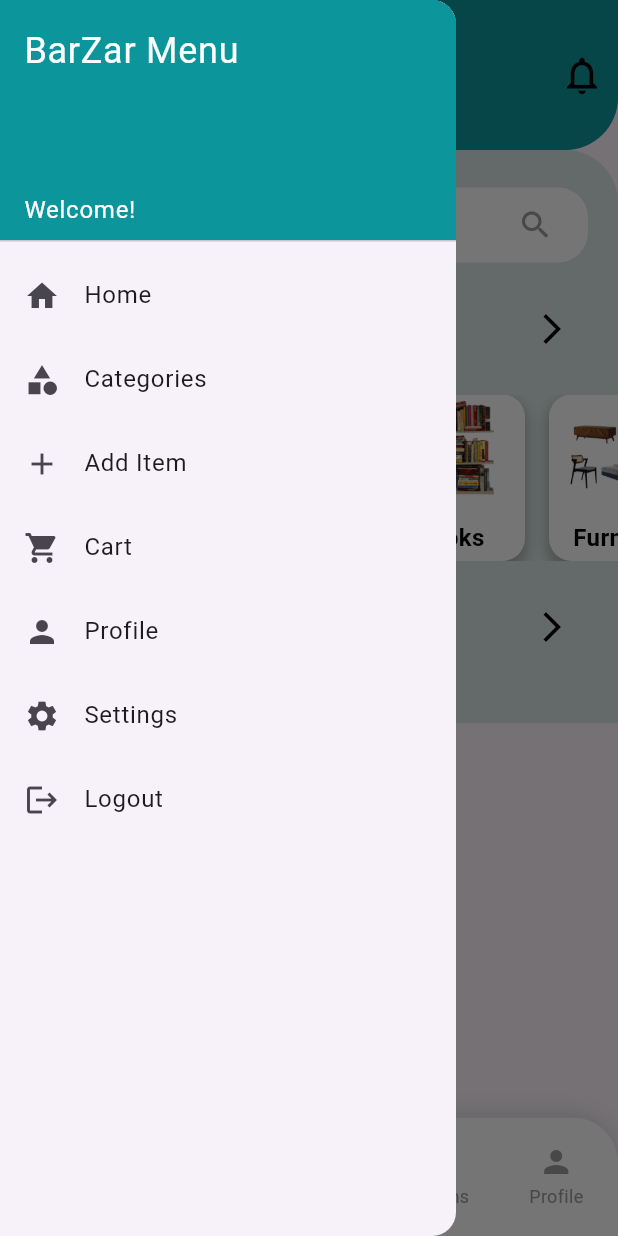
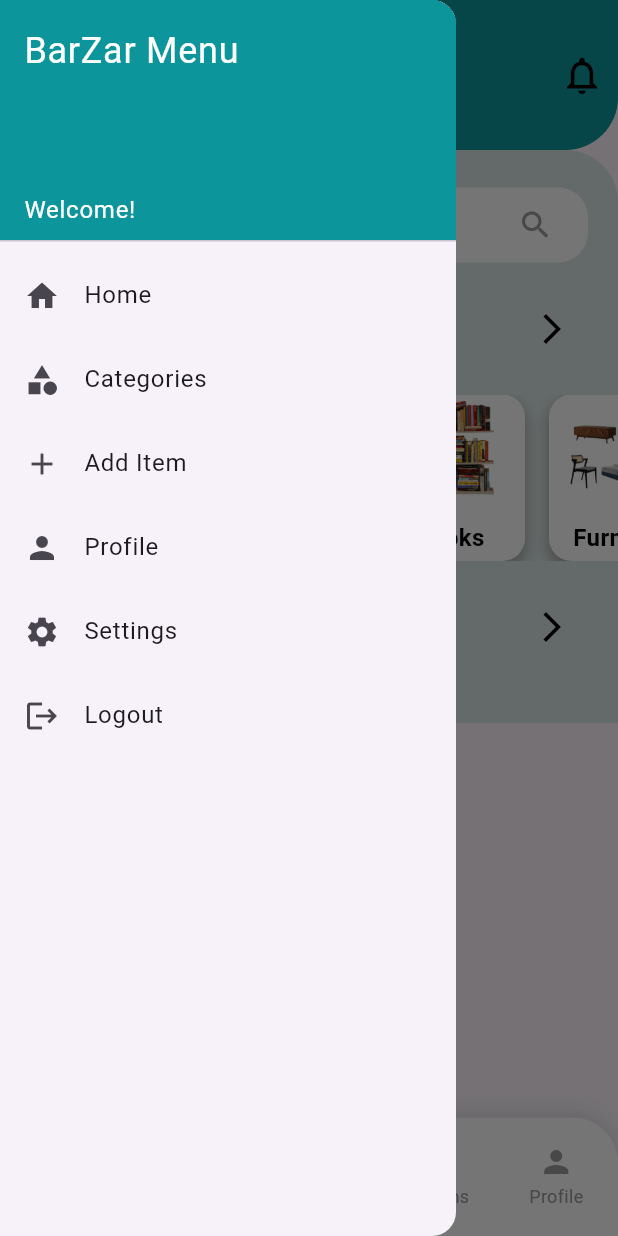
Before and after one commit to Malinda-kawshalya/Barza_mobile_app, a Flutter app: the screen it shows after launch, with the side drawer open, on a phone screen of 412 x 824 dp. Run offline on Flutter 3.47's test engine with Material 3 defaults, Android fonts, the phone set to English and light mode, and no system bars; our stand-ins replace cloud_firestore, firebase_auth, firebase_core, firebase_storage, image_picker; accounts and stored records are empty.

Commit message:
update
update link some pages

```diff
--- a/barza_app/lib/screens/category_screen.dart
+++ b/barza_app/lib/screens/category_screen.dart
@@ -143,9 +143,9 @@ String routeName = '';
     } else if (index == 2) {
       routeName = '/additem';
     } else if (index == 3) {
-      routeName = '/wishlist';
+      routeName = '/allitems';
     } else if (index == 4) {
-      routeName = '/user-profile';
+      routeName = '/userprofile';
     }
 
     if (ModalRoute.of(context)?.settings.name != routeName) {
--- a/barza_app/lib/screens/home_screen.dart
+++ b/barza_app/lib/screens/home_screen.dart
@@ -4,7 +4,8 @@ import '../widgets/category.dart';
 import '../widgets/items.dart';
 import '../widgets/bottom_navigationbar.dart';
 import '../widgets/menu.dart';
-import 'category_screen.dart'; // Import the category screen
+import 'category_screen.dart';
+import 'all_item_screen.dart'; // Import the category screen
 
 class HomeScreen extends StatelessWidget {
   const HomeScreen({super.key});
@@ -131,7 +132,7 @@ class HomeScreen extends StatelessWidget {
                           Navigator.push(
                             context,
                             MaterialPageRoute(
-                                builder: (context) => CategoryScreen()),
+                                builder: (context) => AllItemsScreen()),
                           );
                         },
                       ),
--- a/barza_app/lib/widgets/menu.dart
+++ b/barza_app/lib/widgets/menu.dart
@@ -58,14 +58,14 @@ class MenuWidget extends StatelessWidget {
               Navigator.pushReplacementNamed(context, '/additem');
             },
           ),
-          ListTile(
+          /*ListTile(
             leading: Icon(Icons.shopping_cart),
             title: Text('Cart'),
             onTap: () {
               Navigator.pop(context); // Close the drawer
               Navigator.pushReplacementNamed(context, '/cart');
             },
-          ),
+          ),*/
           ListTile(
             leading: Icon(Icons.person),
             title: Text('Profile'),
--- a/barza_app/pubspec.yaml
+++ b/barza_app/pubspec.yaml
@@ -39,6 +39,7 @@ dependencies:
   location: ^5.0.3
   firebase_storage: ^11.0.16
   intl: ^0.20.2
+  fuzzy: ^0.2.0
 
 dev_dependencies:
   flutter_test:
```
